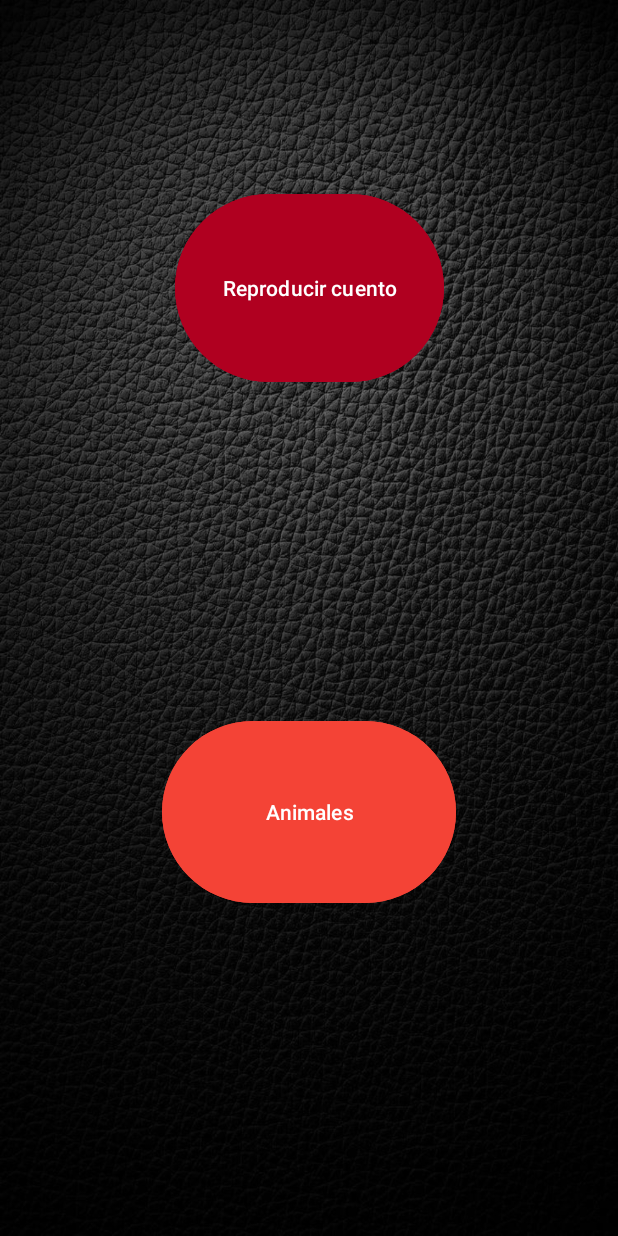
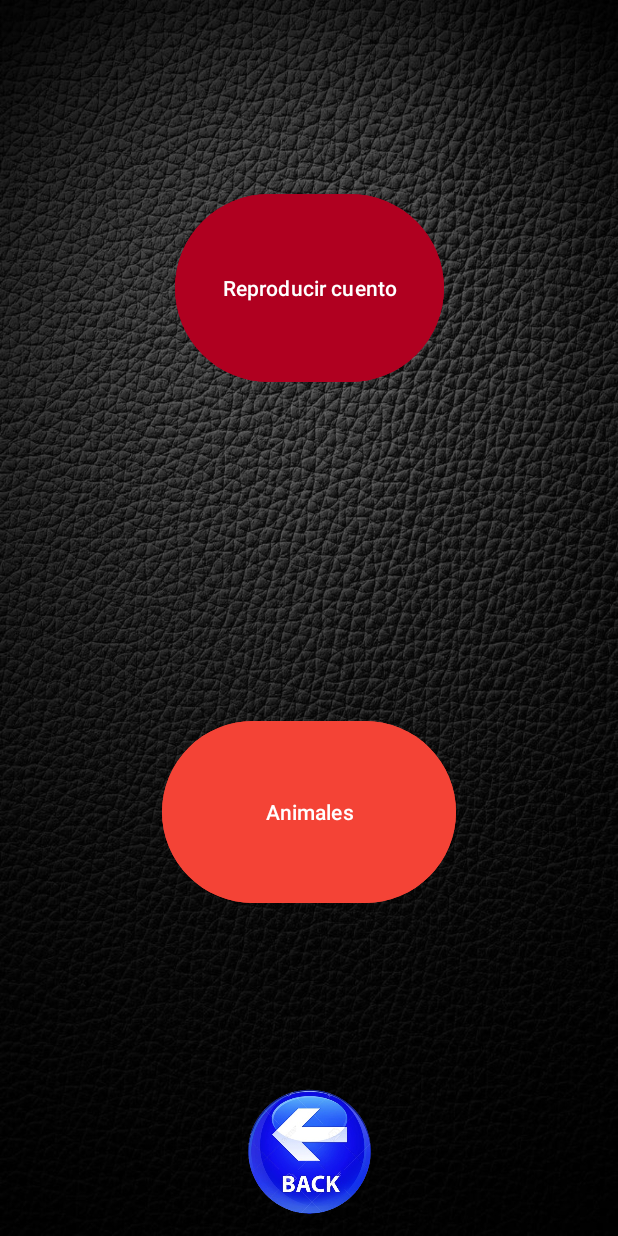
Before and after one commit to silvanagarcia/cuento-jardin, an Android app: the menucuento screen opened directly, with no data from a screen before it, on a phone screen of 412 x 824 dp. Run offline under Robolectric (Android 15) with nearby library versions, the phone set to English and light mode, and no system bars.

Commit message:
version 1 terminada

```diff
--- a/app/src/main/java/com/example/cuento/animales.java
+++ b/app/src/main/java/com/example/cuento/animales.java
@@ -1,5 +1,6 @@
 package com.example.cuento;
 import android.annotation.SuppressLint;
+import android.content.Intent;
 import android.media.MediaPlayer;
 import android.os.Bundle;
 import android.view.View;
@@ -219,7 +220,9 @@ public class animales extends AppCompatActivity {
         imageViewBack.setOnClickListener(new View.OnClickListener() {
             @Override
             public void onClick(View v) {
-                finish();
+                Intent intent = new Intent(animales.this, menucuento.class);
+                startActivity(intent);
+                finish(); // Finaliza la actividad actual
             }
         });
     }
--- a/app/src/main/java/com/example/cuento/menucuento.java
+++ b/app/src/main/java/com/example/cuento/menucuento.java
@@ -1,10 +1,12 @@
 package com.example.cuento;
 
+import android.annotation.SuppressLint;
 import android.content.Intent;
 import android.media.MediaPlayer;
 import android.os.Bundle;
 import android.view.View;
 import android.widget.Button;
+import android.widget.ImageView;
 
 import androidx.appcompat.app.AppCompatActivity;
 
@@ -41,6 +43,17 @@ public class menucuento extends AppCompatActivity {
                 finish(); // Finaliza la actividad actual
             }
         });
+
+        //Boton Volver atras
+        ImageView imageViewBack = findViewById(R.id.atras2);
+        imageViewBack.setOnClickListener(new View.OnClickListener() {
+            @Override
+            public void onClick(View v) {
+                Intent intent = new Intent(menucuento.this, MainActivity.class);
+                startActivity(intent);
+                finish(); // Finaliza la actividad actual
+            }
+        });
     }
 
     //private void checkButtonsPressed() {
--- a/app/src/main/res/layout/cuento.xml
+++ b/app/src/main/res/layout/cuento.xml
@@ -5,6 +5,17 @@
     android:layout_width="match_parent"
     android:layout_height="match_parent"
     android:background="@drawable/background">
+
+    <ImageView
+        android:id="@+id/atras2"
+        android:layout_width="119dp"
+        android:layout_height="106dp"
+        app:layout_constraintBottom_toBottomOf="parent"
+        app:layout_constraintEnd_toEndOf="parent"
+        app:layout_constraintStart_toStartOf="parent"
+        app:layout_constraintTop_toTopOf="parent"
+        app:layout_constraintVertical_bias="1.0"
+        app:srcCompat="@drawable/atras" />
 
     <Button
         android:id="@+id/cuento"
@@ -28,4 +39,5 @@
         app:layout_constraintEnd_toEndOf="parent"
         app:layout_constraintStart_toStartOf="parent"
         app:layout_constraintTop_toBottomOf="@+id/cuento" />
+
 </androidx.constraintlayout.widget.ConstraintLayout>
```
Also changed, not shown: app/src/main/java/com/example/cuento/reproductor.java (+24 -20 lines), app/src/main/res/layout/reproductor.xml (+13 -13 lines).
